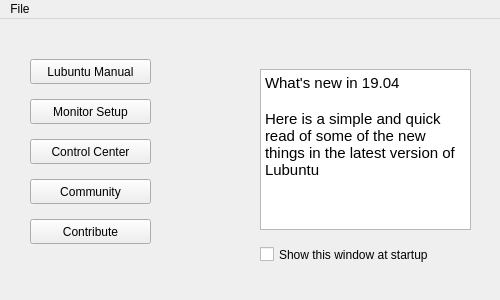
Above: mainwindow.ui from lubuntu-team/welcome before the change. Below: the same form after it.
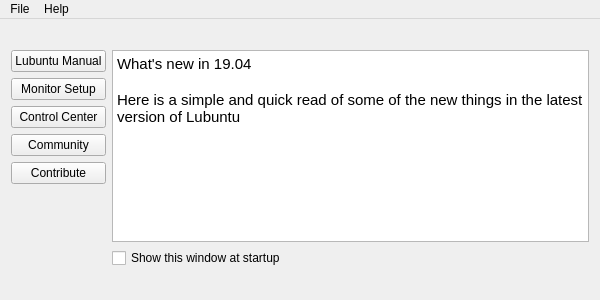
That is the form after the change.

What changed in the file:
```diff
--- a/mainwindow.ui
+++ b/mainwindow.ui
@@ -6,7 +6,7 @@
    <rect>
     <x>0</x>
     <y>0</y>
-    <width>500</width>
+    <width>600</width>
     <height>300</height>
    </rect>
   </property>
@@ -14,80 +14,50 @@
    <string>MainWindow</string>
   </property>
   <widget class="QWidget" name="centralWidget">
+   <layout class="QFormLayout" name="formLayout">
+    <item row="0" column="0">
+     <layout class="QVBoxLayout" name="verticalLayout_2">
+      <item>
    <widget class="QPushButton" name="buttonManual">
-    <property name="geometry">
-     <rect>
-      <x>30</x>
-      <y>40</y>
-      <width>121</width>
-      <height>25</height>
-     </rect>
-    </property>
     <property name="text">
      <string>Lubuntu Manual</string>
     </property>
    </widget>
+      </item>
+      <item>
    <widget class="QPushButton" name="buttonMonitorSetup">
-    <property name="geometry">
-     <rect>
-      <x>30</x>
-      <y>80</y>
-      <width>121</width>
-      <height>25</height>
-     </rect>
-    </property>
     <property name="text">
      <string>Monitor Setup</string>
     </property>
    </widget>
+      </item>
+      <item>
    <widget class="QPushButton" name="buttonControlCenter">
-    <property name="geometry">
-     <rect>
-      <x>30</x>
-      <y>120</y>
-      <width>121</width>
-      <height>25</height>
-     </rect>
-    </property>
     <property name="text">
      <string>Control Center</string>
     </property>
    </widget>
+      </item>
+      <item>
    <widget class="QPushButton" name="buttonCommunity">
-    <property name="geometry">
-     <rect>
-      <x>30</x>
-      <y>160</y>
-      <width>121</width>
-      <height>25</height>
-     </rect>
-    </property>
     <property name="text">
      <string>Community</string>
     </property>
    </widget>
+      </item>
+      <item>
    <widget class="QPushButton" name="buttonContribute">
-    <property name="geometry">
-     <rect>
-      <x>30</x>
-      <y>200</y>
-      <width>121</width>
-      <height>25</height>
-     </rect>
-    </property>
     <property name="text">
      <string>Contribute</string>
     </property>
    </widget>
+      </item>
+     </layout>
+    </item>
+    <item row="0" column="1">
+     <layout class="QVBoxLayout" name="verticalLayout">
+      <item>
    <widget class="QTextEdit" name="textEdit">
-    <property name="geometry">
-     <rect>
-      <x>260</x>
-      <y>50</y>
-      <width>211</width>
-      <height>161</height>
-     </rect>
-    </property>
     <property name="html">
      <string>&lt;!DOCTYPE HTML PUBLIC &quot;-//W3C//DTD HTML 4.0//EN&quot; &quot;http://www.w3.org/TR/REC-html40/strict.dtd&quot;&gt;
 &lt;html&gt;&lt;head&gt;&lt;meta name=&quot;qrichtext&quot; content=&quot;1&quot; /&gt;&lt;style type=&quot;text/css&quot;&gt;
@@ -98,27 +68,25 @@
 &lt;p style=&quot; margin-top:0px; margin-bottom:0px; margin-left:0px; margin-right:0px; -qt-block-indent:0; text-indent:0px;&quot;&gt;Here is a simple and quick read of some of the new things in the latest version of Lubuntu&lt;/p&gt;&lt;/body&gt;&lt;/html&gt;</string>
     </property>
    </widget>
+      </item>
+      <item>
    <widget class="QCheckBox" name="checkBox">
-    <property name="geometry">
-     <rect>
-      <x>260</x>
-      <y>220</y>
-      <width>211</width>
-      <height>31</height>
-     </rect>
-    </property>
     <property name="text">
      <string>Show this window at startup</string>
     </property>
    </widget>
+      </item>
+     </layout>
+    </item>
+   </layout>
   </widget>
   <widget class="QMenuBar" name="menuBar">
    <property name="geometry">
     <rect>
      <x>0</x>
      <y>0</y>
-     <width>500</width>
-     <height>22</height>
+     <width>600</width>
+     <height>29</height>
     </rect>
    </property>
    <widget class="QMenu" name="menuFile">
@@ -127,7 +95,14 @@
     </property>
     <addaction name="actionExit"/>
    </widget>
+   <widget class="QMenu" name="menuAbout">
+    <property name="title">
+     <string>Help</string>
+    </property>
+    <addaction name="actionAbout"/>
+   </widget>
    <addaction name="menuFile"/>
+   <addaction name="menuAbout"/>
   </widget>
   <action name="actionExit">
    <property name="text">
```
Left out of the diff: 5 changed lines with no effect on the pictures. Lines whose indentation alone changed are shown as unchanged.
